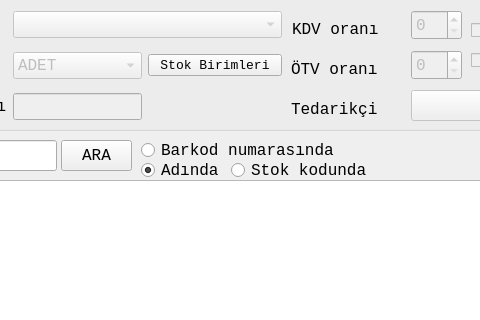
Qt form stokfrom.ui (mamoo81/bhss) before a commit; both pictures show x 129 to 609 and y 140 to 460 of the 1350 by 700 pixel window.
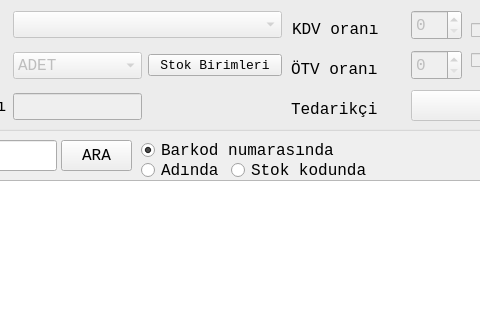
The same form after that commit. Icons and pictures are not drawn.

Commit message: bazı düzeltmeler

```diff
--- a/stokfrom.ui
+++ b/stokfrom.ui
@@ -729,7 +729,7 @@
     <string>Barkod numarasında</string>
    </property>
    <property name="checked">
-    <bool>false</bool>
+    <bool>true</bool>
    </property>
   </widget>
   <widget class="QRadioButton" name="adRadioButton">
@@ -745,7 +745,7 @@
     <string>Adında</string>
    </property>
    <property name="checked">
-    <bool>true</bool>
+    <bool>false</bool>
    </property>
   </widget>
   <widget class="QToolButton" name="araBtn">
```
